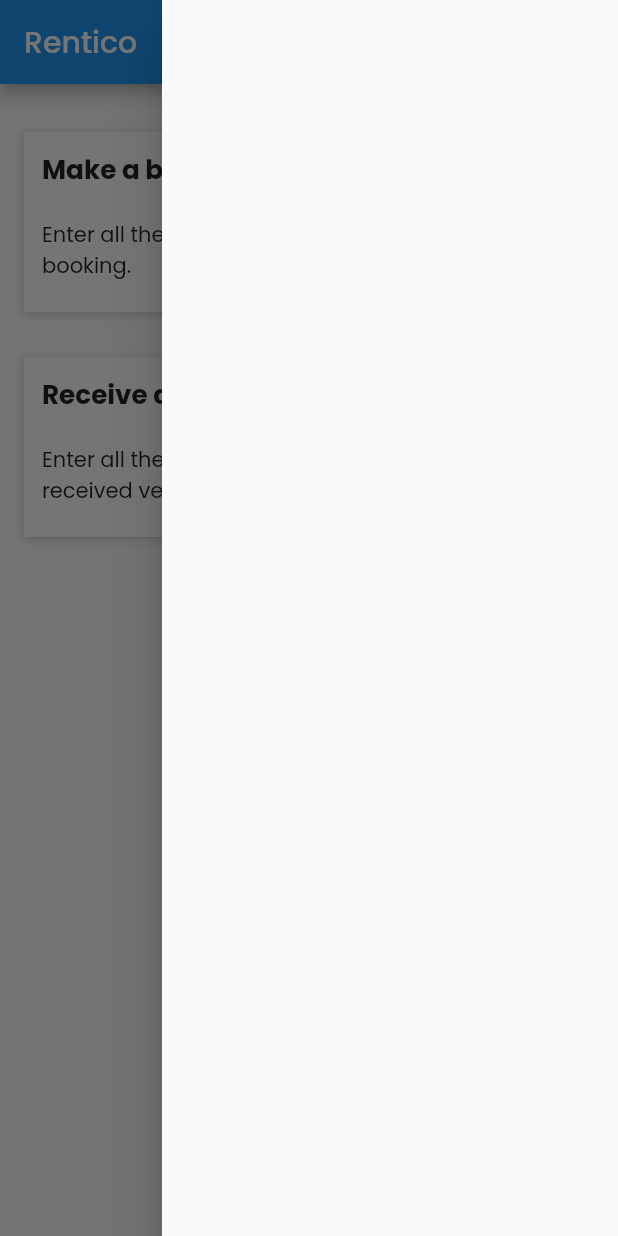
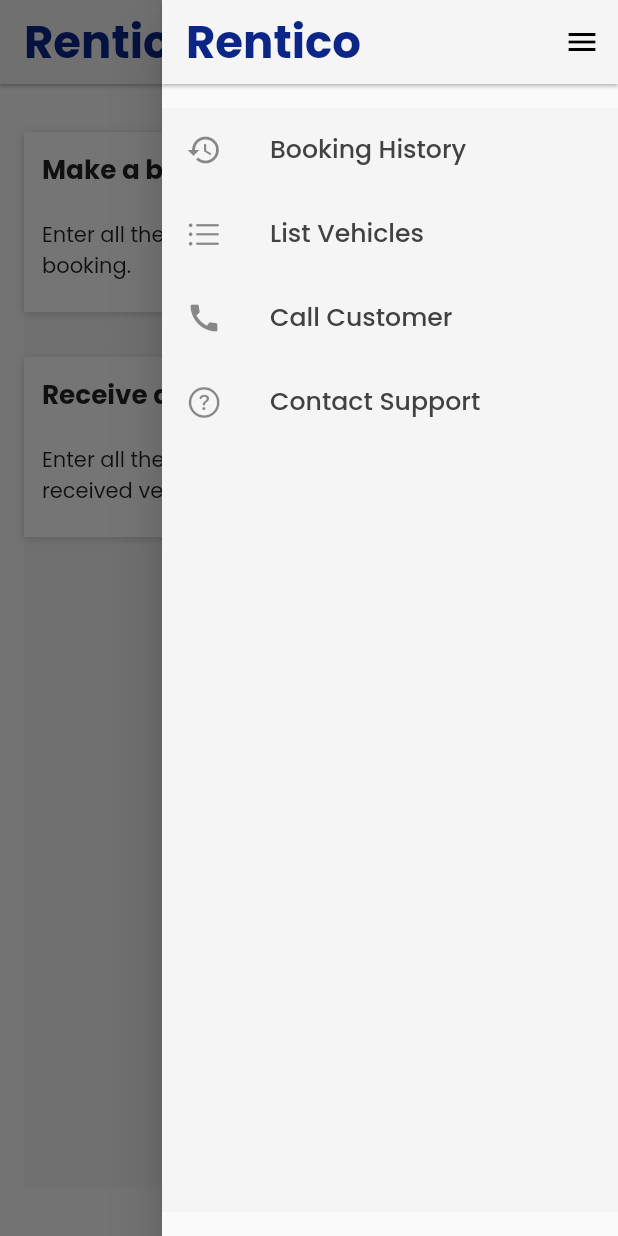
Before and after one commit to shailesh2109/Rentico, a Flutter app: the screen it shows after launch, with the side drawer open, on a phone screen of 412 x 824 dp. Run offline on Flutter 3.47's test engine with Material 2 defaults, Android fonts, the phone set to English and light mode, and no system bars; our stand-ins replace google_fonts, velocity_x.

Commit message:
added drawer page

```diff
--- a/lib/screens/home_screen.dart
+++ b/lib/screens/home_screen.dart
@@ -1,4 +1,10 @@
 import 'package:flutter/material.dart';
+import 'package:rentico/screens/booking_form1.dart';
+import 'package:rentico/screens/receive_vehicle1.dart';
+import 'package:rentico/screens/splash_screen.dart';
+import 'package:rentico/utils/helper.dart';
+import 'package:rentico/utils/routes.dart';
+import 'package:rentico/widgets/drawer.dart';
 import 'package:velocity_x/velocity_x.dart';
 
 import '../widgets/themes.dart';
@@ -17,16 +23,20 @@ class _homeScreenState extends State<homeScreen> {
   Widget build(BuildContext context) {
     return Scaffold(
       appBar: AppBar(
-        title: Text("Rentico"),
+        elevation: 1,
+        title: Helper.rentico,
+        backgroundColor: MyTheme.cream,
       ),
-
       body: SafeArea(
         child: Container(
+          color: MyTheme.cream,
+
           child:
           Column(
             children: [
-              Container(
-
+              InkWell(
+                onTap:() => Navigator.push(context, MaterialPageRoute(builder: (context)=>BookingForm1())),
+                child: Container(
                   decoration: BoxDecoration(
                     color: Colors.white,
                     boxShadow: [
@@ -40,14 +50,12 @@ class _homeScreenState extends State<homeScreen> {
                   child:
                   Column(
                     children: [
-
                       Row(
                         children: [
                           Expanded(child:  "Make a booking".text.bold.xl.make(),
                            ),
                            Icon(Icons.arrow_forward_ios)
                         ],
-
                       ),
                       SizedBox(height: 20,),
                       "Enter all the details and save all the data of your booking.".text.make()
@@ -55,11 +63,14 @@ class _homeScreenState extends State<homeScreen> {
                   ).p(12)
 
                 ).h(120),
+              ),
 
               SizedBox(height: 30,),
 
 
-              Container(
+              InkWell(
+                onTap: () => Navigator.push(context, MaterialPageRoute(builder: (context)=>ReceiveVehicle())),
+                child: Container(
                    decoration: BoxDecoration(
                     color: Colors.white,
                     boxShadow: [
@@ -74,29 +85,25 @@ class _homeScreenState extends State<homeScreen> {
                   child:
                   Column(
                     children: [
-
                       Row(
                         children: [
                           Expanded(child:  "Receive a vehicle".text.bold.xl.make(),
-
-
                           ),
                            Icon(Icons.arrow_forward_ios)
-
-
                         ],
-
                       ),
                       SizedBox(height: 20,),
                       "Enter all the details and save all the data of your received vehicle.".text.make()
                     ],
                   ).p(12)
                 ).h(120),
+              ),
             ],
           ),
         ).px16().py(32)
       ),
-      endDrawer: Drawer(),
+      endDrawer: Drawer(child: MyDrawer(),),
     );
   }
+
 }
--- /dev/null
+++ b/lib/utils/helper.dart
@@ -0,0 +1,6 @@
+import 'package:flutter/material.dart';
+import 'package:rentico/widgets/themes.dart';
+
+class Helper{
+  static final rentico= Text("Rentico",style: TextStyle(color: MyTheme.renico_blue,fontWeight: FontWeight.bold,fontSize: 30),);
+}
--- /dev/null
+++ b/lib/widgets/drawer.dart
@@ -0,0 +1,53 @@
+import 'package:flutter/cupertino.dart';
+import 'package:flutter/material.dart';
+import 'package:rentico/utils/helper.dart';
+import 'package:rentico/widgets/themes.dart';
+import 'package:velocity_x/velocity_x.dart';
+
+class MyDrawer extends StatefulWidget {
+  const MyDrawer({super.key});
+
+  @override
+  State<MyDrawer> createState() => _MyDrawerState();
+}
+
+class _MyDrawerState extends State<MyDrawer> {
+  @override
+  Widget build(BuildContext context) {
+    return Scaffold(
+      appBar: AppBar(title: Helper.rentico,
+      elevation: 1,
+      ),
+      endDrawer: Icon(Icons.clear),
+      body: Container(
+        color: MyTheme.cream,
+
+        child: ListView(
+          children: [
+            ListTile(
+                leading: Icon(
+                  Icons.history),
+                  title: Text("Booking History",textScaleFactor: 1.2,style: TextStyle(color: Color.fromARGB(255, 66, 66, 66)),),
+              ),
+             ListTile(
+                leading: Icon(
+                  CupertinoIcons.list_bullet,),
+                  title: Text("List Vehicles",textScaleFactor: 1.2,style: TextStyle(color: Color.fromARGB(255, 66, 66, 66)),),
+              ),
+               ListTile(
+                leading: Icon(
+                  Icons.call),
+                  title: Text("Call Customer",textScaleFactor: 1.2,style: TextStyle(color: Color.fromARGB(255, 66, 66, 66)),),
+              ),
+              ListTile(
+                leading: Icon(
+                  CupertinoIcons.question_circle),
+                  title: Text("Contact Support",textScaleFactor: 1.2,style: TextStyle(color: Color.fromARGB(255, 66, 66, 66)),),
+              ),
+          ],
+        ),
+      ).py16()
+
+    );
+  }
+}
--- a/lib/widgets/themes.dart
+++ b/lib/widgets/themes.dart
@@ -3,12 +3,24 @@ import 'package:google_fonts/google_fonts.dart';
 
 
 class MyTheme{
-  static ThemeData lightTheme(BuildContext context)=>ThemeData(
-    fontFamily: GoogleFonts.poppins().fontFamily,
+  static ThemeData lightTheme(BuildContext context) =>ThemeData(
+      fontFamily: GoogleFonts.poppins().fontFamily,
+      appBarTheme: AppBarTheme(
+        color: Color(0xfff5f5f5),
+        iconTheme: IconThemeData(color: Colors.black),
+        elevation: 0.0,
+
+      )
+    );
+
+  static ThemeData darkTheme(BuildContext context)=>ThemeData(
+    brightness: Brightness.dark
 
   );
-  static ThemeData darkTheme(BuildContext context)=>ThemeData(
-    brightness: Brightness.dark
-  );
 
-}
+  static Color darkBlue=Color(0xff403b58);
+  static Color cream=Color(0xfff5f5f5);
+  static Color renico_blue=Color.fromRGBO(11, 38, 135, 1);
+
+
+    }
```
Also changed, not shown: lib/screens/booking_form1.dart (added, +15 -0 lines), lib/screens/receive_vehicle1.dart (added, +15 -0 lines), lib/utils/routes.dart (added, +14 -0 lines). Lines whose indentation alone changed are shown as unchanged.
